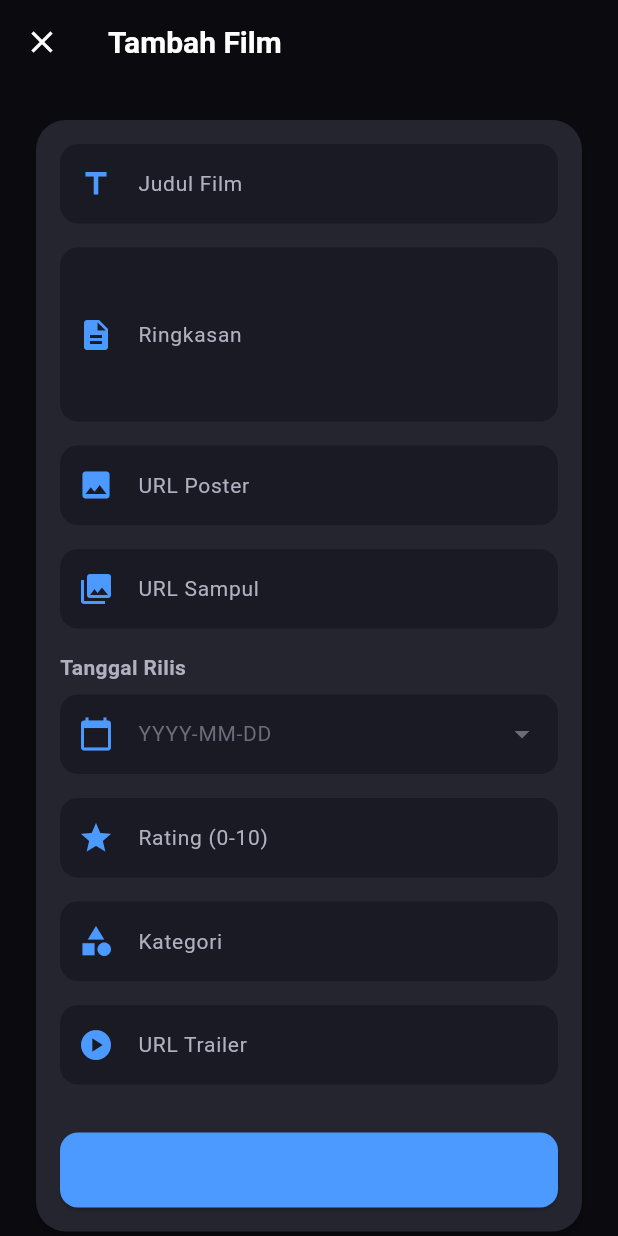
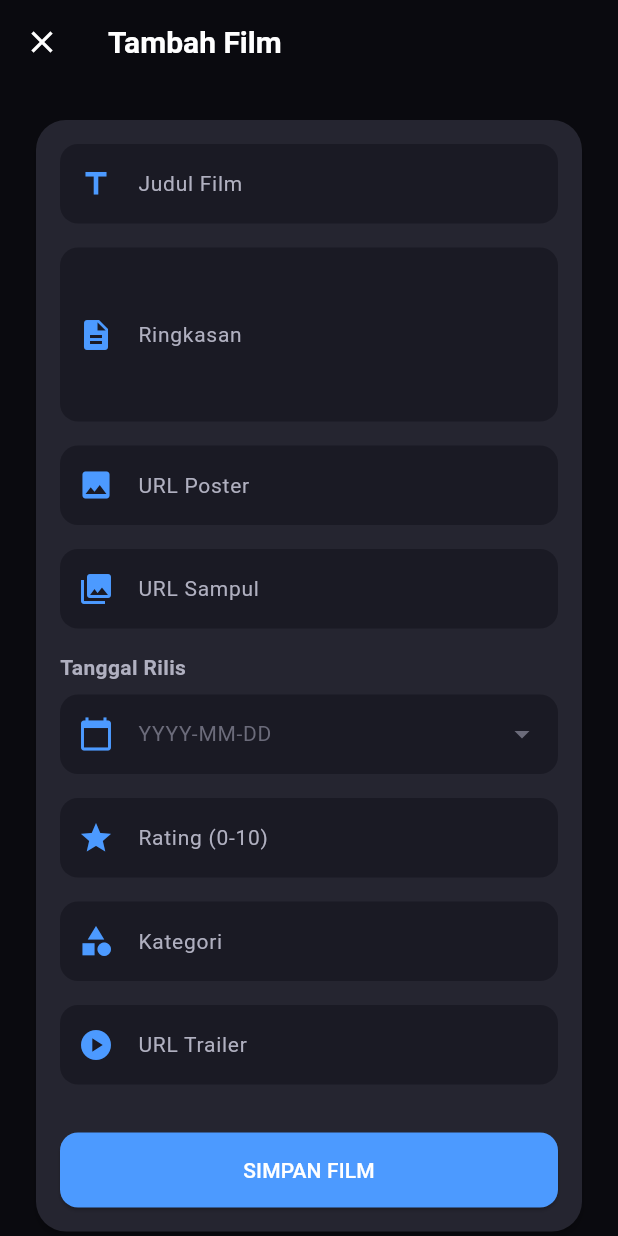
Before and after one commit to RayAgung-18/FilmApp, a Flutter app: the AddMovieScreen screen opened directly, on a phone screen of 412 x 824 dp. Run offline on Flutter 3.47's test engine with Material 3 defaults, Android fonts, the phone set to English and light mode, and no system bars; our stand-ins replace get; network calls fail.

Commit message:
update tombol

```diff
--- a/lib/views/add/add_movie_screen.dart
+++ b/lib/views/add/add_movie_screen.dart
@@ -118,12 +118,19 @@ class _AddMovieScreenState extends State<AddMovieScreen> {
                           onPressed: _filmController.isLoading.value
                               ? null
                               : _submit,
+                          style: ElevatedButton.styleFrom(
+                            foregroundColor: Colors.white,
+                            backgroundColor: AppTheme.primaryColor,
+                            shape: RoundedRectangleBorder(
+                              borderRadius: BorderRadius.circular(12),
+                            ),
+                          ),
                           child: _filmController.isLoading.value
                               ? const SizedBox(
                                   width: 24,
                                   height: 24,
                                   child: CircularProgressIndicator(
-                                      strokeWidth: 2),
+                                      strokeWidth: 2, color: Colors.white),
                                 )
                               : const Text('SIMPAN FILM'),
                         ),
```
Also changed, not shown: lib/views/edit/edit_movie_screen.dart (+8 -1 lines), lib/widgets/movie_card.dart (+25 -12 lines).
